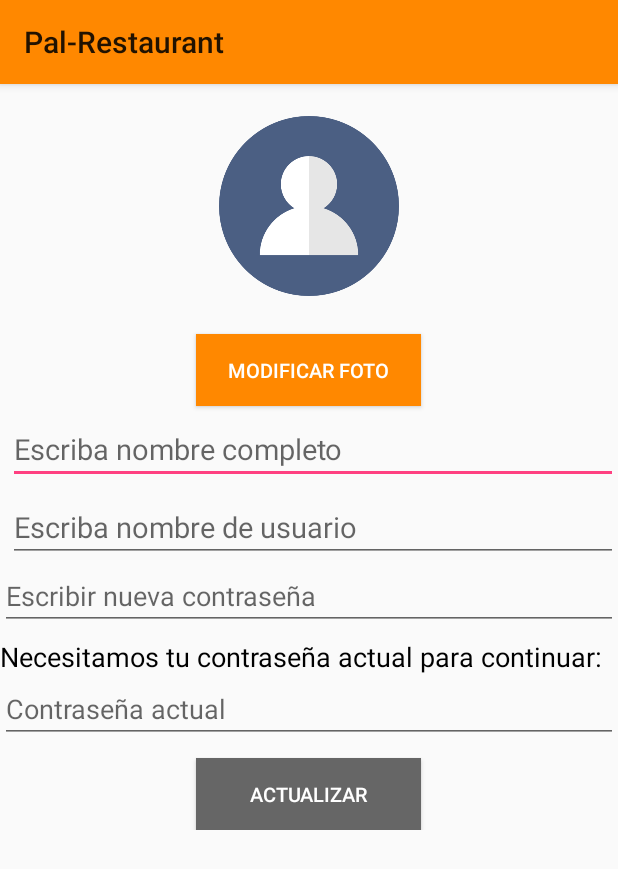
After one commit to carlos-ochoa/Pal-Restaurant, an Android app: the ActualizarComensal screen opened directly, with no data from a screen before it, on a phone screen of 412 x 824 dp. The commit adds this screen. Shown: the top 869 px of the screen. Run offline under Robolectric (Android 15) with nearby library versions, the phone set to English and light mode, and no system bars; network calls fail.

Commit message:
Actualizar Comensal y Buscar Platillo, solo pantallas.

```diff
--- a/app/src/main/AndroidManifest.xml
+++ b/app/src/main/AndroidManifest.xml
@@ -29,7 +29,8 @@
             android:label="@string/title_activity_perfil_restaurante"
             android:theme="@style/AppTheme.NoActionBar" />
         <activity android:name=".Perfil_Comensal" />
-        <activity android:name=".Buscar_Platillo"></activity>
+        <activity android:name=".Buscar_Platillo" />
+        <activity android:name=".ActualizarComensal"></activity>
     </application>
 
 </manifest>
--- /dev/null
+++ b/app/src/main/java/palrestaurant/emm/pal_restaurant/ActualizarComensal.java
@@ -0,0 +1,13 @@
+package palrestaurant.emm.pal_restaurant;
+
+import android.support.v7.app.AppCompatActivity;
+import android.os.Bundle;
+
+public class ActualizarComensal extends AppCompatActivity {
+
+    @Override
+    protected void onCreate(Bundle savedInstanceState) {
+        super.onCreate(savedInstanceState);
+        setContentView(R.layout.activity_actualizar_comensal);
+    }
+}
--- /dev/null
+++ b/app/src/main/res/layout/activity_actualizar_comensal.xml
@@ -0,0 +1,96 @@
+<?xml version="1.0" encoding="utf-8"?>
+<LinearLayout
+    xmlns:android="http://schemas.android.com/apk/res/android"
+    xmlns:tools="http://schemas.android.com/tools"
+    android:layout_width="match_parent"
+    android:layout_height="match_parent"
+    android:orientation="vertical"
+    tools:context=".ActualizarComensal">
+
+    <ScrollView
+        android:layout_width="match_parent"
+        android:layout_height="match_parent">
+
+        <LinearLayout
+            android:layout_width="match_parent"
+            android:layout_height="match_parent"
+            android:orientation="vertical">
+    <ImageView
+        android:layout_width="120dp"
+        android:layout_height="160dp"
+        android:layout_gravity="center"
+        android:layout_marginTop="1dp"
+        android:contentDescription="@string/usuario"
+        android:src="@drawable/icono_usuario" />
+
+    <Button
+        android:id="@+id/btnFoto"
+        android:layout_width="150dp"
+        android:layout_height="wrap_content"
+        android:layout_gravity="center"
+        android:layout_marginTop="5dp"
+        android:background="#ff8800"
+        android:text="Modificar Foto"
+        android:textColor="#FFFFFF"
+        android:textSize="13sp" />
+
+    <EditText
+        android:id="@+id/EditT_Nombre"
+        style="@style/Widget.AppCompat.AutoCompleteTextView"
+        android:layout_width="match_parent"
+        android:layout_height="wrap_content"
+        android:hint="Escriba nombre completo"
+        android:inputType="text"
+        android:layout_marginTop="5dp"
+        android:layout_marginLeft="5dp"
+        android:textSize="19sp" />
+
+    <EditText
+        android:id="@+id/EditT_Nombre_Usuario"
+        style="@style/Widget.AppCompat.AutoCompleteTextView"
+        android:layout_width="match_parent"
+        android:layout_height="wrap_content"
+        android:hint="Escriba nombre de usuario"
+        android:inputType="text"
+        android:layout_marginLeft="5dp"
+        android:paddingTop="15dp"
+        android:textSize="19sp" />
+
+    <EditText
+        android:id="@+id/EditT_NuevaCont"
+        android:layout_width="match_parent"
+        android:layout_height="wrap_content"
+        android:hint="Escribir nueva contraseña"
+        android:inputType="textPassword"
+        android:textSize="18sp" />
+
+    <TextView
+        android:layout_width="match_parent"
+        android:layout_height="wrap_content"
+        android:textColor="#000000"
+        android:textSize="18dp"
+        android:layout_marginTop="5dp"
+        android:text="Necesitamos tu contraseña actual para continuar:"/>
+
+    <EditText
+        android:id="@+id/EditT_Cont"
+        android:layout_width="match_parent"
+        android:layout_height="wrap_content"
+        android:hint="Contraseña actual"
+        android:inputType="textPassword"
+        android:textSize="18sp" />
+
+    <Button
+        android:id="@+id/btnAct"
+        android:layout_width="150dp"
+        android:layout_height="wrap_content"
+        android:layout_gravity="center"
+        android:layout_marginTop="10dp"
+        android:background="#666"
+        android:text="Actualizar"
+        android:textColor="#FFFFFF"
+        android:textSize="13sp" />
+        </LinearLayout>
+    </ScrollView>
+
+</LinearLayout>
```
Also changed, not shown: app/src/main/java/palrestaurant/emm/pal_restaurant/Buscar_Platillo.java (+8 -0 lines), app/src/main/res/layout/activity_buscar__platillo.xml (+84 -70 lines), app/src/main/res/values/strings.xml (+10 -0 lines).
